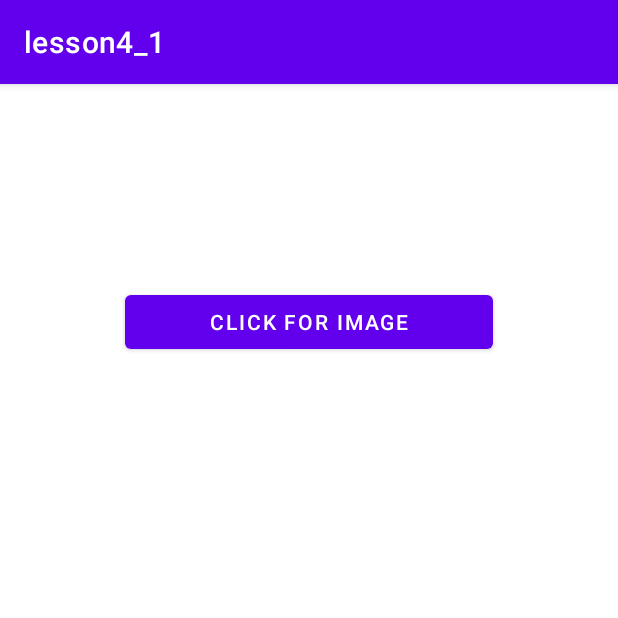
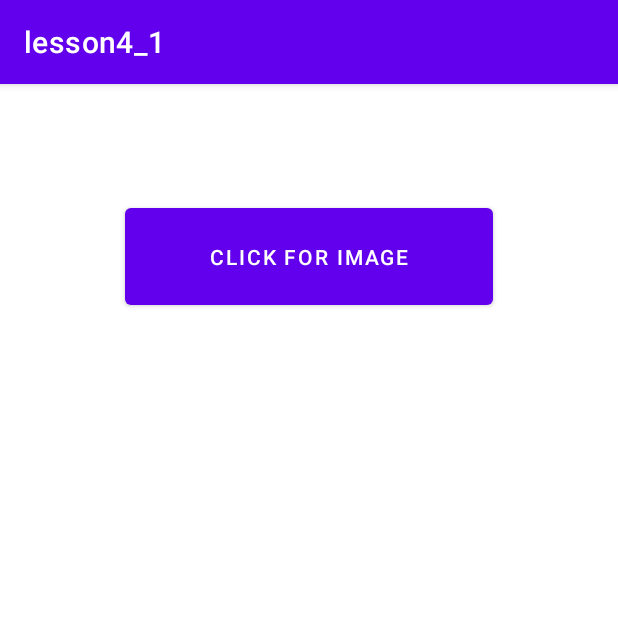
Before and after one commit to pm1705/lesson4_1, an Android app: the screen it shows after launch (MainActivity), on a phone screen of 412 x 824 dp, the top half of it. Run offline under Robolectric (Android 15) with nearby library versions, the phone set to English and light mode, and no system bars.

Commit message:
last commit lesson 4 - with weight and spaces

```diff
--- a/app/src/main/res/layout/activity_main.xml
+++ b/app/src/main/res/layout/activity_main.xml
@@ -8,22 +8,34 @@
     android:orientation="vertical"
     tools:context=".MainActivity">
 
+    <Space
+        android:layout_width="match_parent"
+        android:layout_height="0dp"
+        android:layout_weight="10" />
+
     <Button
         android:id="@+id/btn"
         android:layout_width="245dp"
-        android:layout_height="wrap_content"
+        android:layout_height="0dp"
+        android:layout_weight="10"
         android:onClick="clicked"
         android:text="Click for image" />
 
     <Space
         android:layout_width="match_parent"
-        android:layout_height="50dp" />
+        android:layout_height="0dp"
+        android:layout_weight="10" />
 
     <ImageView
         android:id="@+id/iv"
         android:layout_width="match_parent"
-        android:layout_height="400dp"
-         />
+        android:layout_height="0dp"
+        android:layout_weight="60" />
+
+    <Space
+        android:layout_width="match_parent"
+        android:layout_height="0dp"
+        android:layout_weight="10" />
 
 
 </LinearLayout>
```
